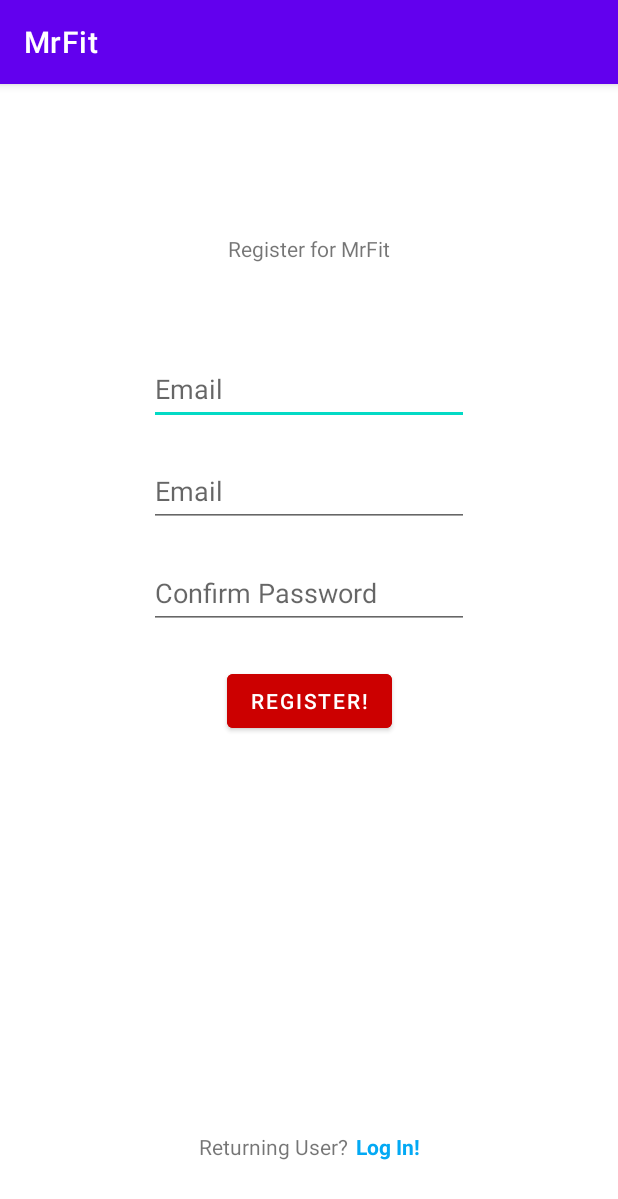
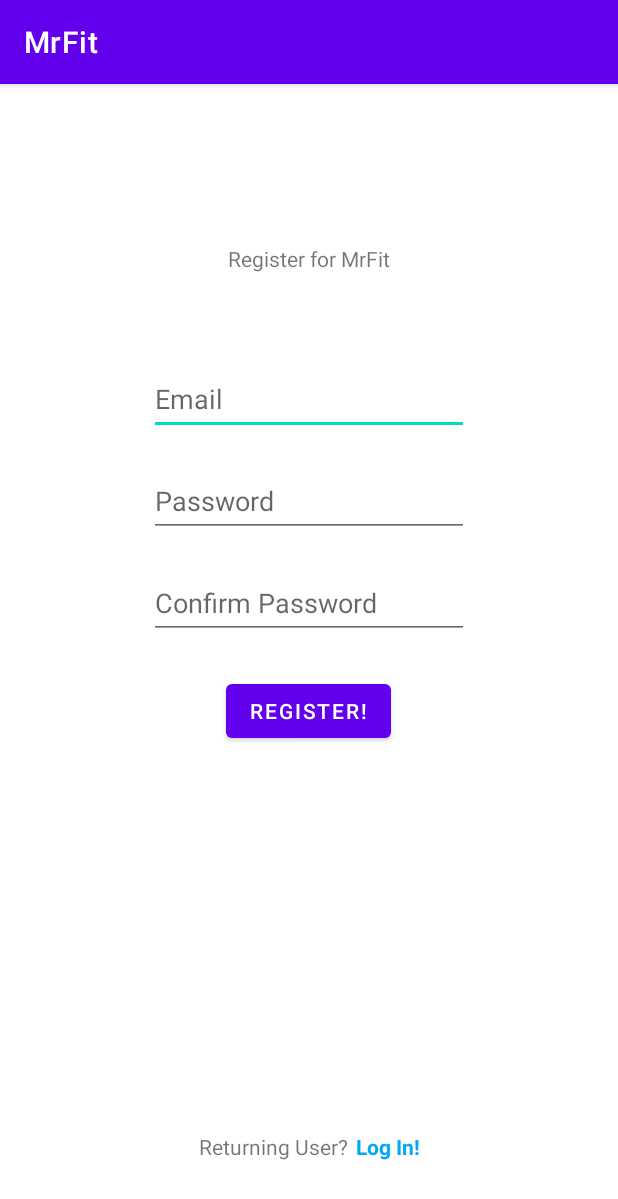
Before and after one commit to SCCapstone/Symphony, an Android app: the RegisterActivity screen opened directly, with no data from a screen before it, on a phone screen of 412 x 824 dp. Shown: the top 1199 px of the screen. Run offline under Robolectric (Android 15) with nearby library versions, the phone set to English and light mode, and no system bars; our stand-ins replace Firebase (no records; nobody signed in at launch, a user with empty details on screens opened directly); libraries missing offline, so code that uses them is left out: com.facebook, com.facebook.login.

Commit message:
General maintenance in preparation for release

```diff
--- a/app/src/main/AndroidManifest.xml
+++ b/app/src/main/AndroidManifest.xml
@@ -31,8 +31,7 @@
 
         <activity
             android:name="com.facebook.FacebookActivity"
-            android:configChanges="keyboard|keyboardHidden|screenLayout|screenSize|orientation"
-            android:label="@string/app_name" />
+            android:configChanges="keyboard|keyboardHidden|screenLayout|screenSize|orientation" />
         <activity
             android:name="com.facebook.CustomTabActivity"
             android:exported="true">
--- a/app/src/main/res/layout/activity_home.xml
+++ b/app/src/main/res/layout/activity_home.xml
@@ -67,7 +67,6 @@
             android:id="@+id/workout_button"
             android:layout_width="match_parent"
             android:layout_height="wrap_content"
-            android:backgroundTint="@android:color/holo_red_dark"
             android:text="@string/button_workout" />
 
     </LinearLayout>
@@ -78,11 +77,14 @@
         android:layout_marginStart="24dp"
         android:layout_marginTop="24dp"
         android:layout_marginEnd="24dp"
+        android:layout_marginBottom="24dp"
         android:orientation="vertical"
+        app:layout_constraintBottom_toBottomOf="parent"
         app:layout_constraintEnd_toEndOf="parent"
         app:layout_constraintHorizontal_bias="0.5"
         app:layout_constraintStart_toStartOf="parent"
-        app:layout_constraintTop_toBottomOf="@+id/linearLayout">
+        app:layout_constraintTop_toBottomOf="@+id/linearLayout"
+        app:layout_constraintVertical_bias="0.0">
 
         <TextView
             android:id="@+id/textView10"
--- a/app/src/main/res/layout/activity_register.xml
+++ b/app/src/main/res/layout/activity_register.xml
@@ -12,72 +12,75 @@
     android:layout_height="match_parent"
     tools:context=".ui.RegisterActivity">
 
+    <TextView
+        android:id="@+id/registerTitleTextView"
+        android:layout_width="wrap_content"
+        android:layout_height="wrap_content"
+        android:layout_marginTop="24dp"
+        android:layout_marginBottom="60dp"
+        android:text="@string/register_title"
+        app:layout_constraintBottom_toTopOf="@+id/linearLayout5"
+        app:layout_constraintEnd_toEndOf="parent"
+        app:layout_constraintHorizontal_bias="0.5"
+        app:layout_constraintStart_toStartOf="parent"
+        app:layout_constraintTop_toTopOf="parent"
+        app:layout_constraintVertical_bias="1.0" />
+
+    <LinearLayout
+        android:id="@+id/linearLayout5"
+        android:layout_width="0dp"
+        android:layout_height="wrap_content"
+        android:layout_marginStart="24dp"
+        android:layout_marginTop="24dp"
+        android:layout_marginEnd="24dp"
+        android:layout_marginBottom="24dp"
+        android:gravity="center"
+        android:orientation="vertical"
+        app:layout_constraintBottom_toTopOf="@+id/registerMessageTextView"
+        app:layout_constraintEnd_toEndOf="parent"
+        app:layout_constraintHorizontal_bias="0.5"
+        app:layout_constraintStart_toStartOf="parent"
+        app:layout_constraintTop_toTopOf="parent"
+        app:layout_constraintVertical_bias="0.41000003">
+
         <EditText
             android:id="@+id/registerEmail"
             android:layout_width="wrap_content"
             android:layout_height="48dp"
-        android:layout_marginTop="60dp"
+            android:autofillHints="emailAddress"
             android:ems="10"
             android:hint="@string/hint_email"
-        android:inputType="textEmailAddress"
-        app:layout_constraintEnd_toEndOf="parent"
-        app:layout_constraintHorizontal_bias="0.5"
-        app:layout_constraintStart_toStartOf="parent"
-        app:layout_constraintTop_toBottomOf="@+id/registerTitleTextView"
-        android:autofillHints="emailAddress" />
+            android:inputType="textEmailAddress" />
 
         <EditText
             android:id="@+id/registerPassword"
             android:layout_width="wrap_content"
             android:layout_height="48dp"
             android:layout_marginTop="20dp"
+            android:autofillHints="password"
             android:ems="10"
-        android:hint="@string/hint_email"
+            android:hint="@string/hint_password"
             android:inputType="textPassword"
-        android:minHeight="48dp"
-        app:layout_constraintEnd_toEndOf="parent"
-        app:layout_constraintHorizontal_bias="0.5"
-        app:layout_constraintStart_toStartOf="parent"
-        app:layout_constraintTop_toBottomOf="@+id/registerEmail"
-        android:autofillHints="password" />
+            android:minHeight="48dp" />
 
         <EditText
             android:id="@+id/confirmPassword"
             android:layout_width="wrap_content"
             android:layout_height="48dp"
             android:layout_marginTop="20dp"
+            android:autofillHints="password"
             android:ems="10"
             android:hint="@string/hint_confirm_password"
             android:inputType="textPassword"
-        android:minHeight="48dp"
-        app:layout_constraintEnd_toEndOf="parent"
-        app:layout_constraintHorizontal_bias="0.5"
-        app:layout_constraintStart_toStartOf="parent"
-        app:layout_constraintTop_toBottomOf="@+id/registerPassword"
-        android:autofillHints="password" />
+            android:minHeight="48dp" />
 
         <Button
             android:id="@+id/registerButton"
             android:layout_width="wrap_content"
             android:layout_height="wrap_content"
             android:layout_marginTop="24dp"
-        android:backgroundTint="@android:color/holo_red_dark"
-        android:text="@string/login_to_register"
-        app:layout_constraintEnd_toEndOf="parent"
-        app:layout_constraintHorizontal_bias="0.5"
-        app:layout_constraintStart_toStartOf="parent"
-        app:layout_constraintTop_toBottomOf="@+id/confirmPassword" />
-
-    <TextView
-        android:id="@+id/registerTitleTextView"
-        android:layout_width="wrap_content"
-        android:layout_height="wrap_content"
-        android:layout_marginTop="100dp"
-        android:text="@string/register_title"
-        app:layout_constraintEnd_toEndOf="parent"
-        app:layout_constraintHorizontal_bias="0.5"
-        app:layout_constraintStart_toStartOf="parent"
-        app:layout_constraintTop_toTopOf="parent" />
+            android:text="@string/login_to_register" />
+    </LinearLayout>
 
     <TextView
         android:id="@+id/registerMessageTextView"
@@ -87,6 +90,7 @@
         android:text="@string/register_message"
         app:layout_constraintBottom_toBottomOf="parent"
         app:layout_constraintEnd_toStartOf="@+id/toLoginTextView"
+        app:layout_constraintHorizontal_bias="0.5"
         app:layout_constraintHorizontal_chainStyle="packed"
         app:layout_constraintStart_toStartOf="parent" />
 
--- a/app/src/main/res/values/colors.xml
+++ b/app/src/main/res/values/colors.xml
@@ -6,6 +6,7 @@
   -->
 
 <resources>
+    <color name="garnet">#9A2A2A</color>
     <color name="purple_200">#FFBB86FC</color>
     <color name="purple_500">#FF6200EE</color>
     <color name="purple_700">#FF3700B3</color>
--- a/settings.gradle
+++ b/settings.gradle
@@ -16,4 +16,4 @@ dependencyResolutionManagement {
 
  */
 rootProject.name = "MrFit"
-include ':app'
+include ':app', ':facebook'
```
Also changed, not shown: app/src/main/java/com/symphony/mrfit/ui/UserProfileActivity.kt (+4 -3 lines), app/src/main/res/layout/activity_login.xml (+70 -80 lines), app/src/main/res/layout/activity_user_profile.xml (+0 -7 lines). Lines whose indentation alone changed are shown as unchanged.
